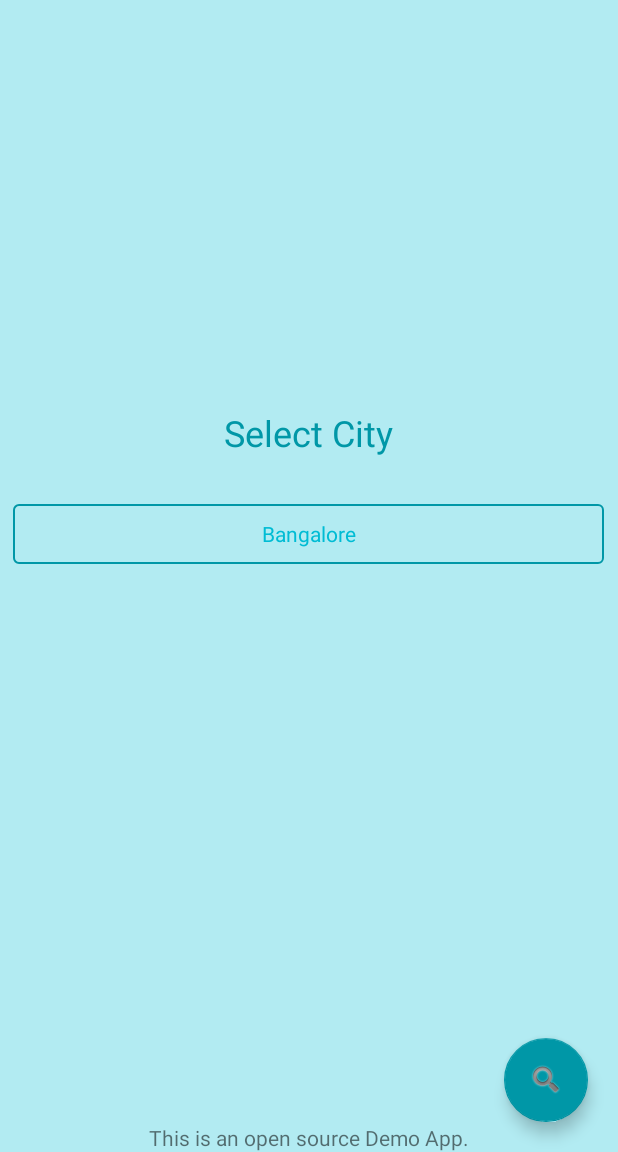
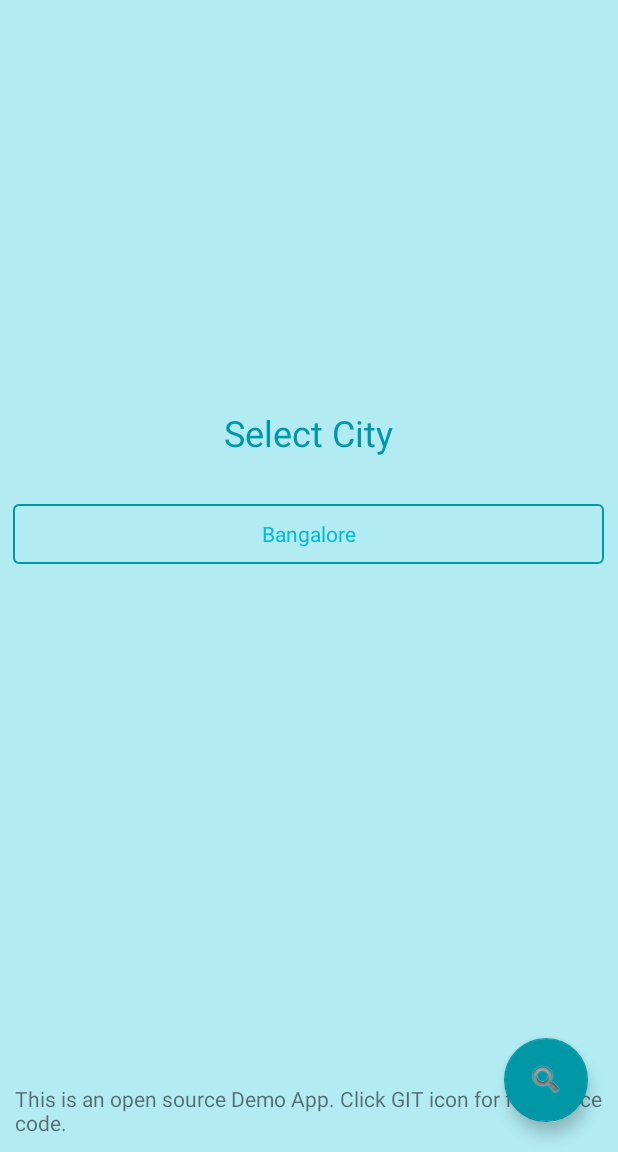
Before and after one commit to prakashbalab24/Weather-Forecast, an Android app: the screen it shows after launch (LocationActivity), on a phone screen of 412 x 824 dp, the part 84-1236 px from its top. Run offline under Robolectric (Android 15) with nearby library versions, the light colour scheme and no system bars.

Commit message:
Added Footer text

```diff
--- a/app/src/main/res/layout/activity_location.xml
+++ b/app/src/main/res/layout/activity_location.xml
@@ -48,8 +48,9 @@
         android:layout_marginBottom="31dp" />
 
     <TextView
-        android:text="This is an open source Demo App."
+        android:text="@string/footer"
         android:layout_width="wrap_content"
+        android:padding="10dp"
         android:layout_height="wrap_content"
         android:layout_alignParentBottom="true"
         android:layout_centerHorizontal="true"
--- a/app/src/main/res/values/strings.xml
+++ b/app/src/main/res/values/strings.xml
@@ -1,5 +1,6 @@
 <resources>
     <string name="app_name">Android Weather</string>
+    <string name="footer">This is an open source Demo App. Click GIT icon for full source code.</string>
     <string-array name="spinnerItems">
         <item>Bangalore</item>
         <item>Chennai</item>
```
